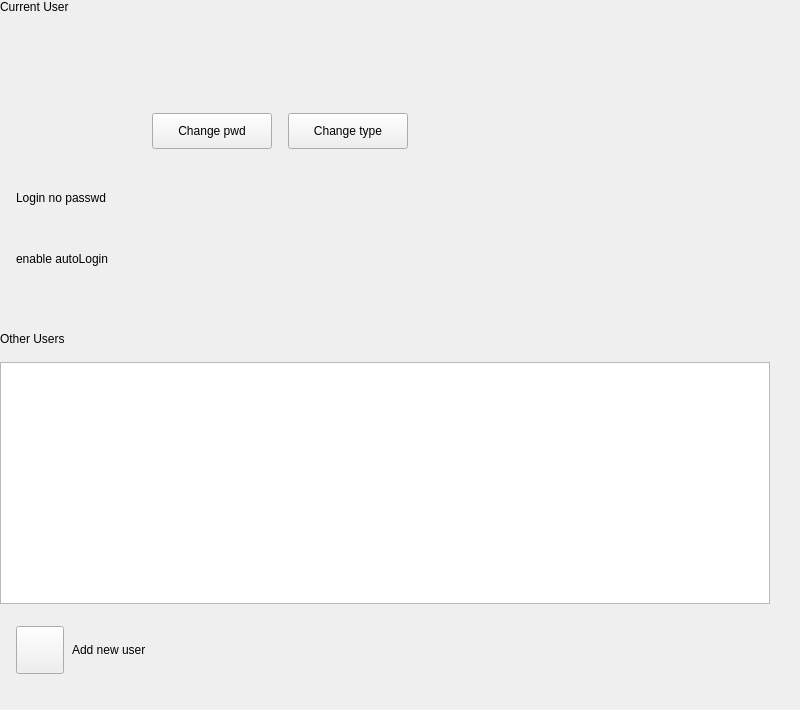
Above: plugins/account/userinfo/userinfo.ui from ukui/ukui-control-center before the change. Below: the same form after it.
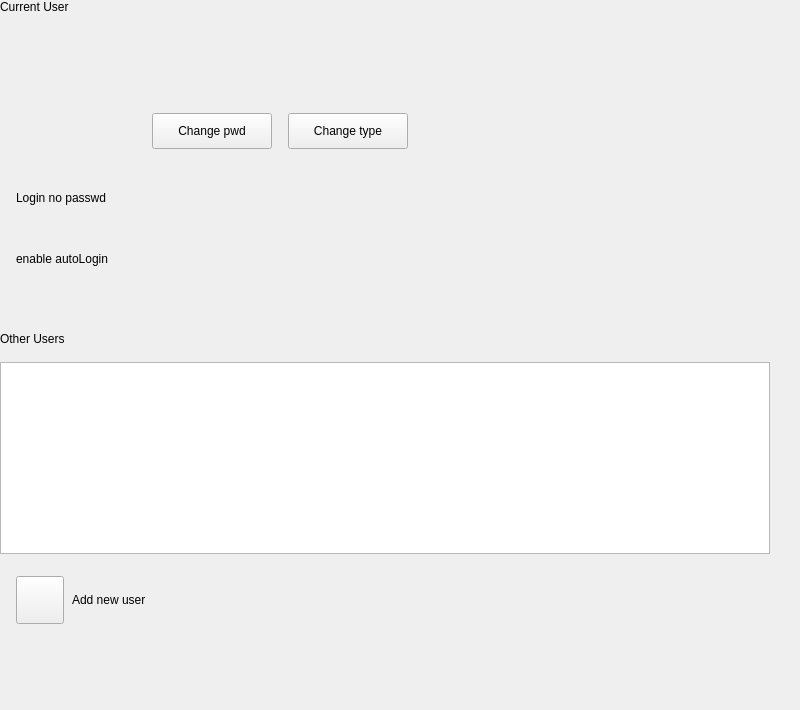
That is the form after the change.

The edit to the form file:
```diff
--- a/plugins/account/userinfo/userinfo.ui
+++ b/plugins/account/userinfo/userinfo.ui
@@ -595,6 +595,19 @@
      </layout>
     </widget>
    </item>
+   <item>
+    <spacer name="verticalSpacer_7">
+     <property name="orientation">
+      <enum>Qt::Vertical</enum>
+     </property>
+     <property name="sizeHint" stdset="0">
+      <size>
+       <width>20</width>
+       <height>40</height>
+      </size>
+     </property>
+    </spacer>
+   </item>
   </layout>
  </widget>
  <layoutdefault spacing="6" margin="11"/>
```
